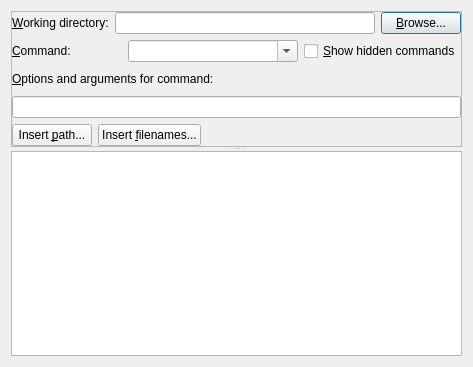
breezy-team/qbrz, file ui/run.ui: the form before one commit.
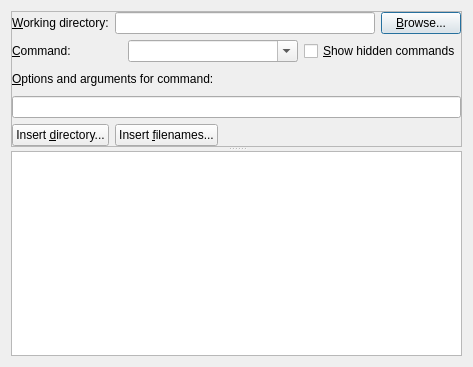
The form after the commit.

Commit message: split command line from opt/args edit control with shlex.split; all filepaths we insert to this command line should be prepared correspondingly (quoted and use / only).

Diff of the .ui file:
```diff
--- a/ui/run.ui
+++ b/ui/run.ui
@@ -123,7 +123,7 @@
          <item>
           <widget class="QPushButton" name="path_button" >
            <property name="text" >
-            <string>Insert &amp;path...</string>
+            <string>Insert &amp;directory...</string>
            </property>
           </widget>
          </item>
```
Left out of the diff: 4 changed lines with no effect on the pictures. The commit also changes 2 other files.
